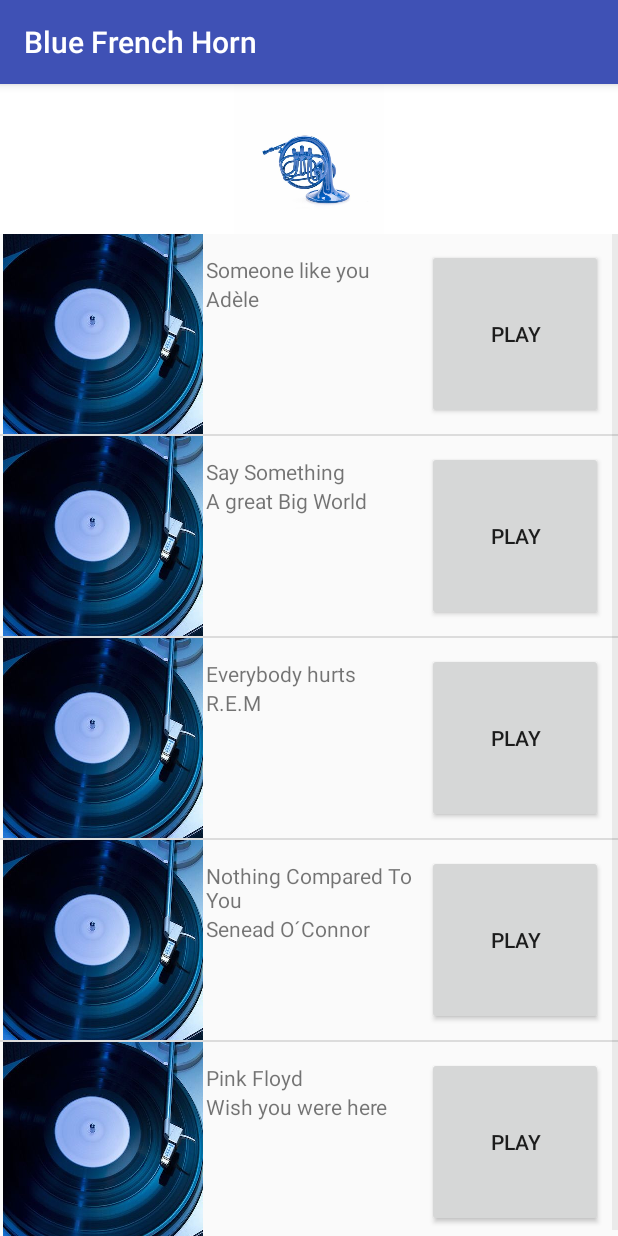
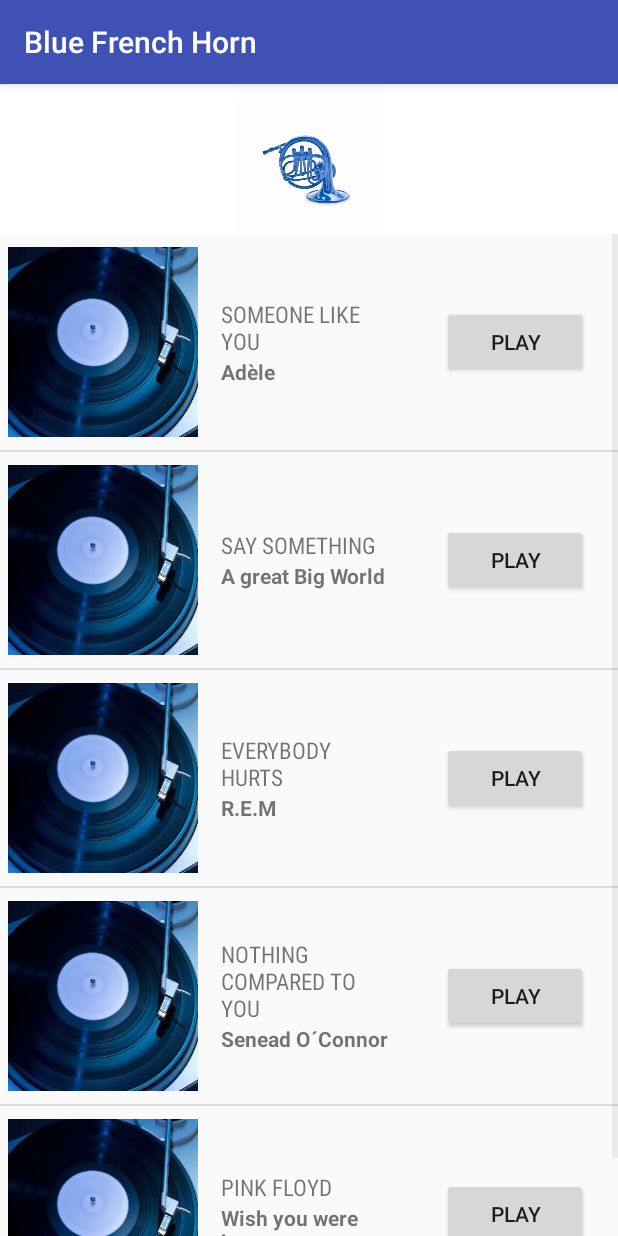
Before and after one commit to carquet/musicApp, an Android app: the BlueHornActivity screen opened directly, with no data from a screen before it, on a phone screen of 412 x 824 dp. Run offline under Robolectric (Android 15) with nearby library versions, the phone set to English and light mode, and no system bars.

Commit message:
styles list item page

```diff
--- a/app/src/main/res/layout/list_item.xml
+++ b/app/src/main/res/layout/list_item.xml
@@ -9,32 +9,41 @@
         android:id="@+id/album_image"
         android:layout_width="match_parent"
         android:layout_height="wrap_content"
+        android:layout_margin="5dp"
         android:layout_weight="1"
         tools:src="@drawable/umbrella_1588167_640"/>
     <RelativeLayout
         android:layout_width="match_parent"
         android:layout_height="wrap_content"
+        android:layout_gravity="center_vertical"
+        android:layout_margin="10dp"
         android:layout_weight="1">
         <TextView
             android:id="@+id/title"
             android:layout_width="match_parent"
             android:layout_height="wrap_content"
-            tools:text="artist"/>
+            android:textAllCaps="true"
+            android:fontFamily="sans-serif-condensed"
+            android:textSize="15sp"
+            android:elegantTextHeight="true"
+            tools:text="title"/>
         <TextView
             android:id="@+id/artist"
             android:layout_width="match_parent"
             android:layout_height="wrap_content"
             android:layout_below="@+id/title"
-            tools:text="title"/>
+            android:textStyle="bold"
+            tools:text="artist"/>
     </RelativeLayout>
 
     <Button
         android:id="@+id/play_button"
         android:layout_width="match_parent"
-        android:layout_height="match_parent"
-        android:layout_margin="10dp"
+        android:layout_height="wrap_content"
+        android:layout_margin="20dp"
+        android:layout_gravity="center_vertical"
         android:layout_weight="1"
-        android:text="play"
-        android:focusable="false"/>
+        android:focusable="false"
+        android:text="play" />
 
 </LinearLayout>
```
